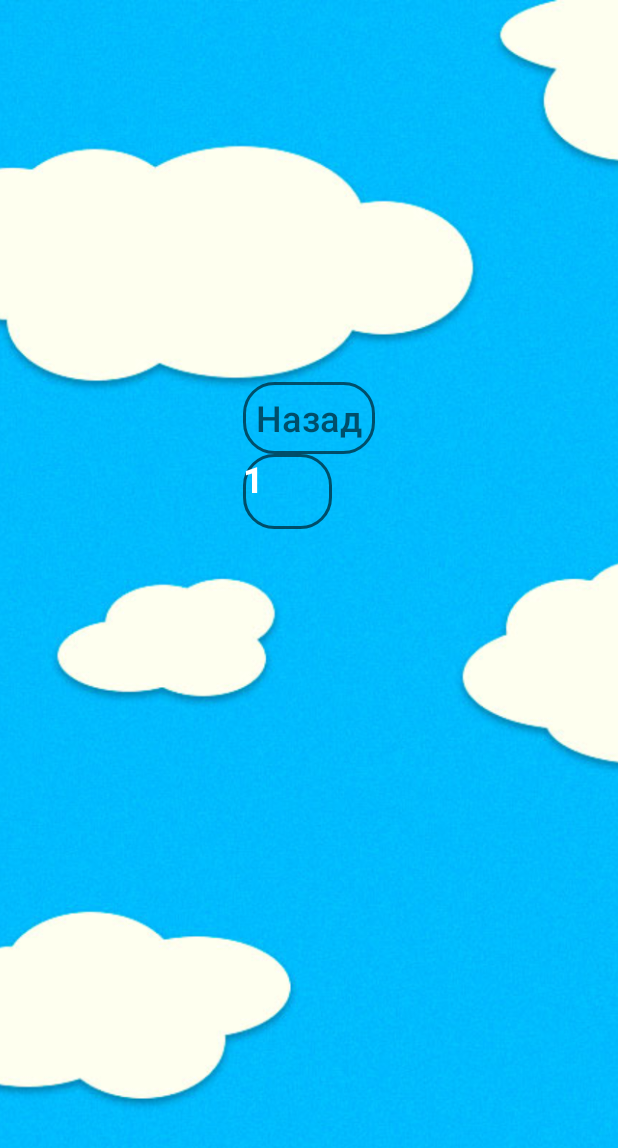
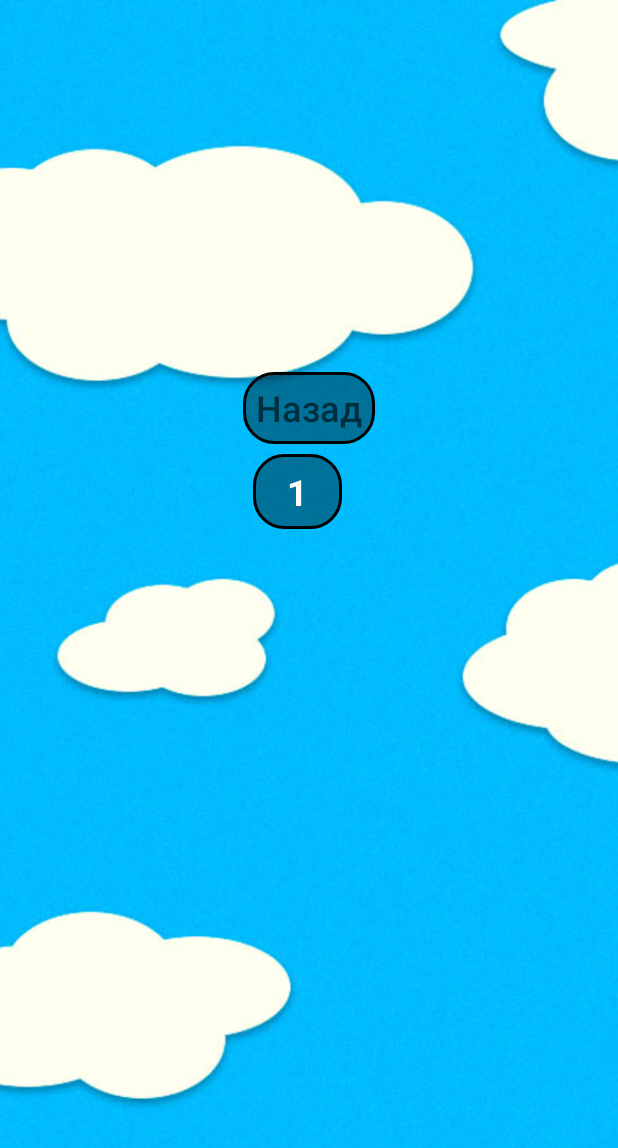
Before and after one commit to sprigganer/game, an Android app: the layout gamelevels.xml on its own in the app's theme, with its tools: preview values and no code run, on a phone screen of 412 x 824 dp. Shown: the top 1148 px of the screen. Run offline under Robolectric (Android 15) with nearby library versions, the phone set to English and light mode, and no system bars.

Commit message:
background

```diff
--- a/app/src/main/res/drawable/style_bln_stoke_black60.xml
+++ b/app/src/main/res/drawable/style_bln_stoke_black60.xml
@@ -1,6 +1,6 @@
 <?xml version="1.0" encoding="utf-8"?>
 <shape xmlns:android="http://schemas.android.com/apk/res/android">
-    <stroke android:width="2dp" android:color="@color/black60"/>
+    <stroke android:width="2dp" />
     <corners android:radius="20dp"/>
-
+    <solid android:color="@color/black60"/>
 </shape>
--- a/app/src/main/res/layout/gamelevels.xml
+++ b/app/src/main/res/layout/gamelevels.xml
@@ -40,20 +40,20 @@
                     android:id="@+id/button_back"
                     android:layout_width="wrap_content"
                     android:layout_height="wrap_content"
-                    android:text="@string/back"
-                    android:background="@drawable/button_stroke_black95_press_white"
-                   android:textSize="24sp"
+                    android:background="@drawable/style_bln_stoke_black60"
                     android:paddingLeft="5dp"
                     android:paddingRight="5dp"
+                    android:text="@string/back"
+                    android:textAllCaps="false"
                     android:textColor="@color/black95"
-                    android:textAllCaps="false"
-                    />
+                    android:textSize="24sp" />
 
             </LinearLayout>
 
             <ScrollView
                 android:layout_width="match_parent"
-                android:layout_height="match_parent">
+                android:layout_height="match_parent"
+                android:layout_margin="10px">
 
                 <LinearLayout
                     android:id="@+id/container4"
@@ -71,14 +71,13 @@
                             android:id="@+id/textView1"
                             android:layout_width="59dp"
                             android:layout_height="50dp"
+                            android:layout_marginRight="10dp"
+                            android:background="@drawable/style_bln_stoke_black60"
+                            android:gravity="center"
                             android:text="1"
-                            android:layout_marginRight="10dp"
-                             android:background="@drawable/button_gamelevels"
                             android:textColor="@color/Wnite"
                             android:textSize="24sp"
-                            android:textStyle="bold"
-                            android:layout_gravity="center"
-                            />
+                            android:textStyle="bold" />
                     </LinearLayout>
                 </LinearLayout>
             </ScrollView>
```
